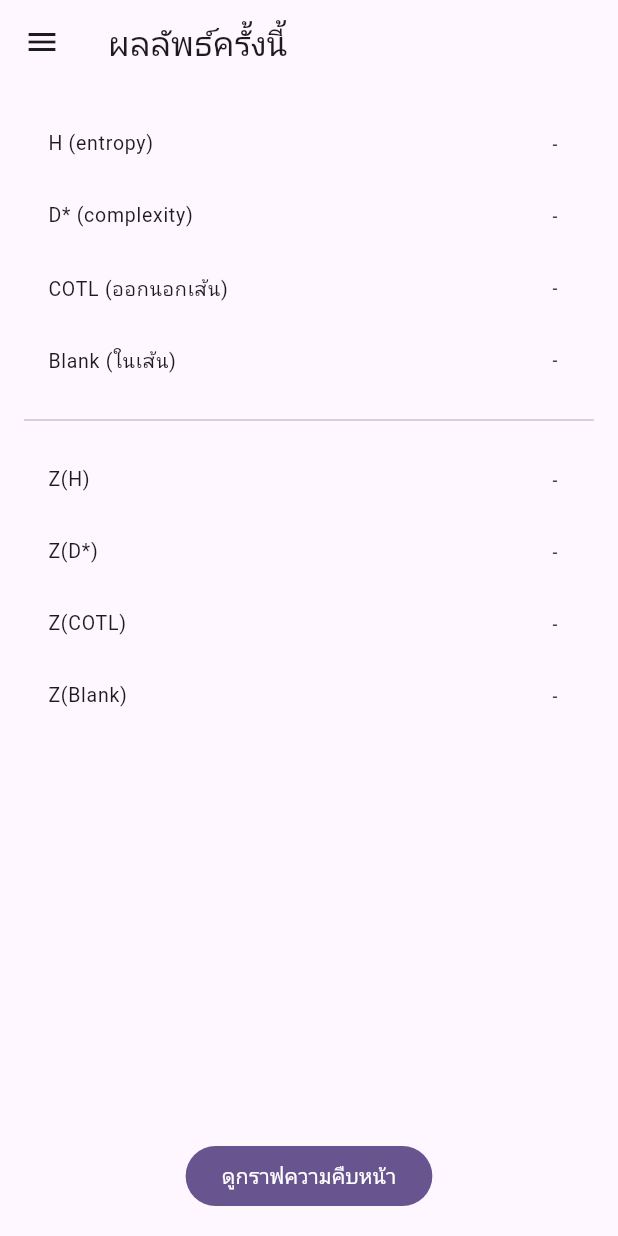
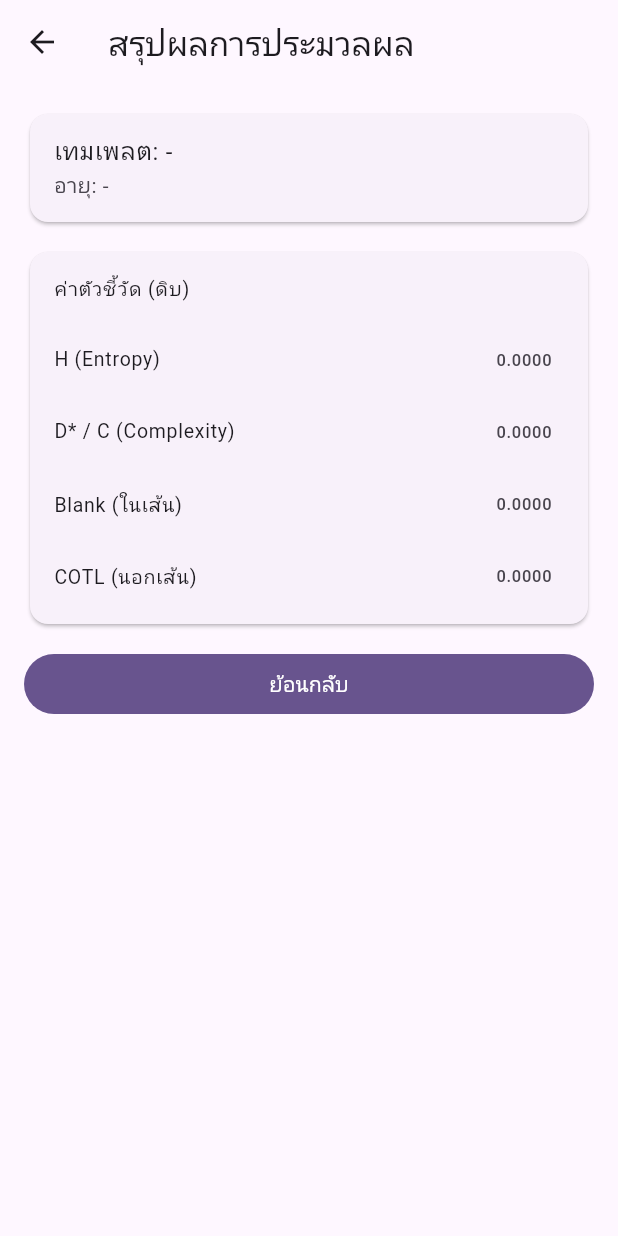
Before and after one commit to phonchai01/Track_child_Coloring, a Flutter app: the ResultSummaryScreen screen opened by its route, on a phone screen of 412 x 824 dp. Run offline on Flutter 3.47's test engine with Material 3 defaults, Android fonts, the phone set to English and light mode, and no system bars; our stand-ins replace fl_chart, image_picker, sqflite; accounts and stored records are empty.

Commit message:
Add Z-Score calculation and display in processing & result screens

```diff
--- a/lib/features/result/result_summary_screen.dart
+++ b/lib/features/result/result_summary_screen.dart
@@ -1,46 +1,171 @@
+import 'dart:typed_data';
 import 'package:flutter/material.dart';
-import '../../routes.dart';
-import '../../widgets/app_drawer.dart';
+import '../../services/metrics/zscore_service.dart';
 
 class ResultSummaryScreen extends StatelessWidget {
   const ResultSummaryScreen({super.key});
 
+  double _toDouble(dynamic v) {
+    if (v == null) return 0.0;
+    if (v is num) return v.toDouble();
+    return double.tryParse(v.toString()) ?? 0.0;
+  }
+
+  Map<String, double> _extractMetricsDynamic(dynamic m) {
+    final h = _toDouble(
+      (m?.h) ??
+          (m?.H) ??
+          (m?.entropy) ??
+          (m?.entropyValue) ??
+          (m?['h']) ??
+          (m?['H']) ??
+          (m?['entropy']),
+    );
+
+    final c = _toDouble(
+      (m?.c) ??
+          (m?.C) ??
+          (m?.complexity) ??
+          (m?.dstar) ??
+          (m?.Dstar) ??
+          (m?.dStar) ??
+          (m?['c']) ??
+          (m?['complexity']) ??
+          (m?['dstar']),
+    );
+
+    final blank = _toDouble(
+      (m?.blank) ??
+          (m?.blankCoverage) ??
+          (m?.coverageBlank) ??
+          (m?['blank']) ??
+          (m?['blankCoverage']) ??
+          (m?['coverageBlank']),
+    );
+
+    final cotl = _toDouble(
+      (m?.cotl) ??
+          (m?.cotlOutside) ??
+          (m?.outside) ??
+          (m?['cotl']) ??
+          (m?['cotlOutside']) ??
+          (m?['outside']),
+    );
+
+    return {'h': h, 'c': c, 'blank': blank, 'cotl': cotl};
+  }
+
+  Widget _metricTile(String label, double value) {
+    return ListTile(
+      title: Text(label),
+      trailing: Text(value.toStringAsFixed(4)),
+      dense: true,
+    );
+  }
+
+  Widget _zBadge(double z) {
+    String label;
+    if (z <= -2) {
+      label = 'ต่ำมาก (≤ -2σ)';
+    } else if (z < -1) {
+      label = 'ต่ำ (-1σ)';
+    } else if (z > 2) {
+      label = 'สูงมาก (≥ 2σ)';
+    } else if (z > 1) {
+      label = 'สูง (+1σ)';
+    } else {
+      label = 'ปกติ';
+    }
+    return Chip(label: Text('${z.toStringAsFixed(2)} • $label'));
+  }
+
   @override
   Widget build(BuildContext context) {
-    final data = (ModalRoute.of(context)!.settings.arguments ?? {}) as Map;
+    final args = ModalRoute.of(context)?.settings.arguments as Map?;
+    final String templateKey =
+        (args?['templateKey'] ?? args?['template'])?.toString() ?? '-';
+
+    final dynamic ageRaw = args?['age'];
+    final int age = (ageRaw is int) ? ageRaw : int.tryParse('${ageRaw ?? ''}') ?? 0;
+
+    final dynamic metricsObj = args?['metrics'];
+    final z = args?['zscore'] as ZScoreResult?;
+    final Uint8List? previewBytes = args?['imageBytes'] as Uint8List?;
+
+    final mm = _extractMetricsDynamic(metricsObj);
 
     return Scaffold(
-      appBar: AppBar(title: const Text('ผลลัพธ์ครั้งนี้')),
-      drawer: const AppDrawer(),
-      body: Padding(
+      appBar: AppBar(title: const Text('สรุปผลการประมวลผล')),
+      body: ListView(
         padding: const EdgeInsets.all(16),
-        child: Column(
-          children: [
-            _metricRow('H (entropy)', data['h']),
-            _metricRow('D* (complexity)', data['dstar']),
-            _metricRow('COTL (ออกนอกเส้น)', data['cotl']),
-            _metricRow('Blank (ในเส้น)', data['blank']),        // ← เพิ่มบรรทัดนี้
-            const Divider(height: 32),
-            _metricRow('Z(H)', data['z']?['h']),
-            _metricRow('Z(D*)', data['z']?['d']),
-            _metricRow('Z(COTL)', data['z']?['cotl']),
-            _metricRow('Z(Blank)', data['z']?['blank']),         // ← และบรรทัดนี้ (ถ้าจะโชว์)
-            const Spacer(),
-            FilledButton(
-              onPressed: () => Navigator.pushNamed(context, AppRoutes.trends),
-              child: const Text('ดูกราฟความคืบหน้า'),
+        children: [
+          if (previewBytes != null) ...[
+            AspectRatio(
+              aspectRatio: 1,
+              child: Image.memory(previewBytes, fit: BoxFit.contain),
             ),
+            const SizedBox(height: 16),
           ],
-        ),
+
+          Card(
+            child: ListTile(
+              title: Text('เทมเพลต: $templateKey'),
+              subtitle: Text('อายุ: ${age == 0 ? "-" : "$age ขวบ"}'),
+            ),
+          ),
+          const SizedBox(height: 12),
+
+          // ค่าดิบ (อ่านแบบ dynamic)
+          Card(
+            child: Column(
+              crossAxisAlignment: CrossAxisAlignment.start,
+              children: [
+                const ListTile(
+                  title: Text('ค่าตัวชี้วัด (ดิบ)'),
+                  dense: true,
+                ),
+                _metricTile('H (Entropy)', mm['h'] ?? 0.0),
+                _metricTile('D* / C (Complexity)', mm['c'] ?? 0.0),
+                _metricTile('Blank (ในเส้น)', mm['blank'] ?? 0.0),
+                _metricTile('COTL (นอกเส้น)', mm['cotl'] ?? 0.0),
+                const SizedBox(height: 8),
+              ],
+            ),
+          ),
+          const SizedBox(height: 12),
+
+          if (z != null) ...[
+            Card(
+              child: Padding(
+                padding: const EdgeInsets.all(12),
+                child: Column(
+                  crossAxisAlignment: CrossAxisAlignment.start,
+                  children: [
+                    const Text('Z-Score', style: TextStyle(fontWeight: FontWeight.bold)),
+                    const SizedBox(height: 8),
+                    Wrap(
+                      spacing: 8,
+                      runSpacing: 8,
+                      children: [
+                        _zBadge(z.h),
+                        _zBadge(z.c),
+                        _zBadge(z.blank),
+                        _zBadge(z.cotl),
+                      ],
+                    ),
+                  ],
+                ),
+              ),
+            ),
+            const SizedBox(height: 12),
+          ],
+
+          FilledButton(
+            onPressed: () => Navigator.pop(context),
+            child: const Text('ย้อนกลับ'),
+          ),
+        ],
       ),
     );
   }
-
-  Widget _metricRow(String name, Object? value) {
-    return ListTile(
-      dense: true,
-      title: Text(name),
-      trailing: Text(value?.toString() ?? '-'),
-    );
-  }
 }
```
Also changed, not shown: lib/features/processing/processing_screen.dart (+110 -51 lines), lib/services/metrics/zscore_service.dart (added, +183 -0 lines).
